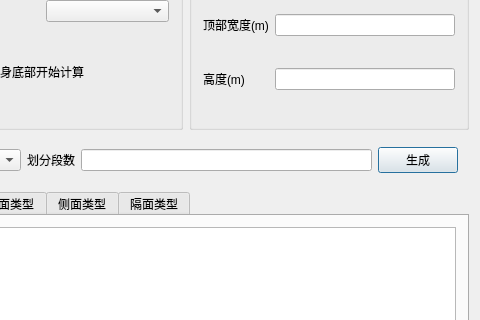
Old version of the form TW/T_CrossArm.ui in the repository Shixuku/Tower-Visual; both pictures show x 109 to 589 and y 183 to 503 of the 589 by 682 pixel window.
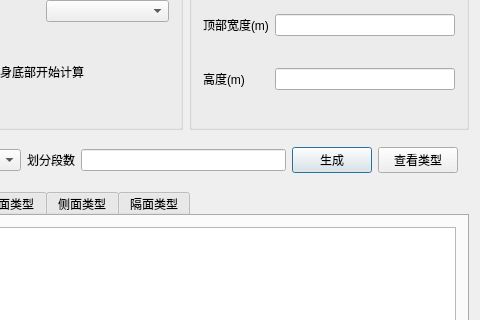
New version of the form.

Commit message: 1、增加了塔身塔头类型的界面类

The edit to the form file:
```diff
--- a/TW/T_CrossArm.ui
+++ b/TW/T_CrossArm.ui
@@ -86,6 +86,13 @@
         </property>
        </widget>
       </item>
+      <item>
+       <widget class="QPushButton" name="btn_look">
+        <property name="text">
+         <string>查看类型</string>
+        </property>
+       </widget>
+      </item>
      </layout>
     </widget>
    </item>
```
The commit also changes 11 other files.
